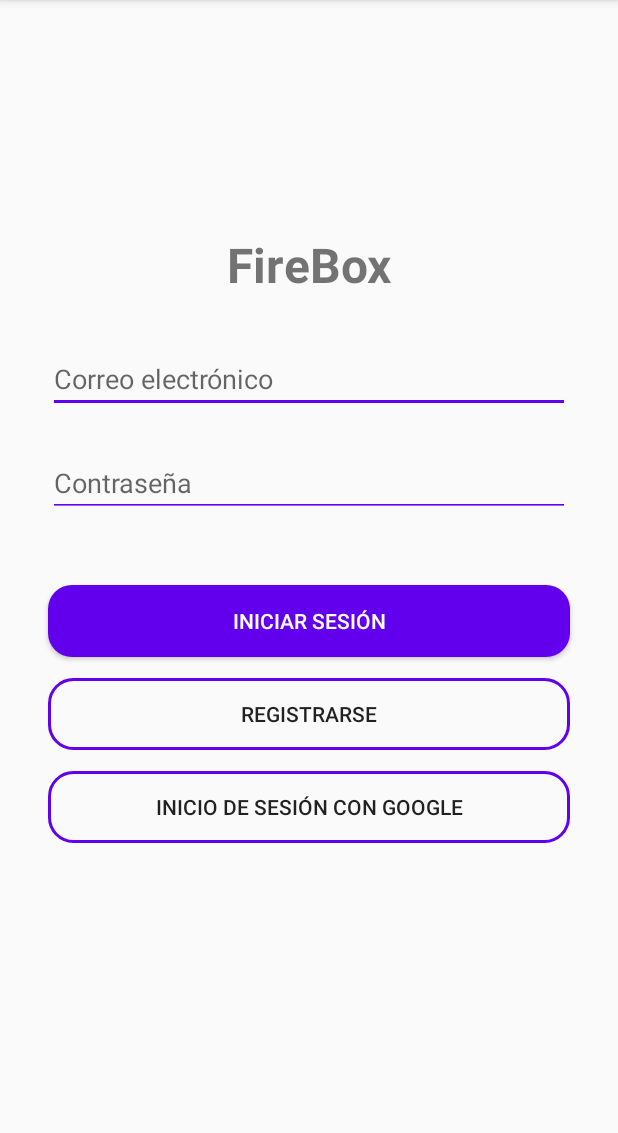
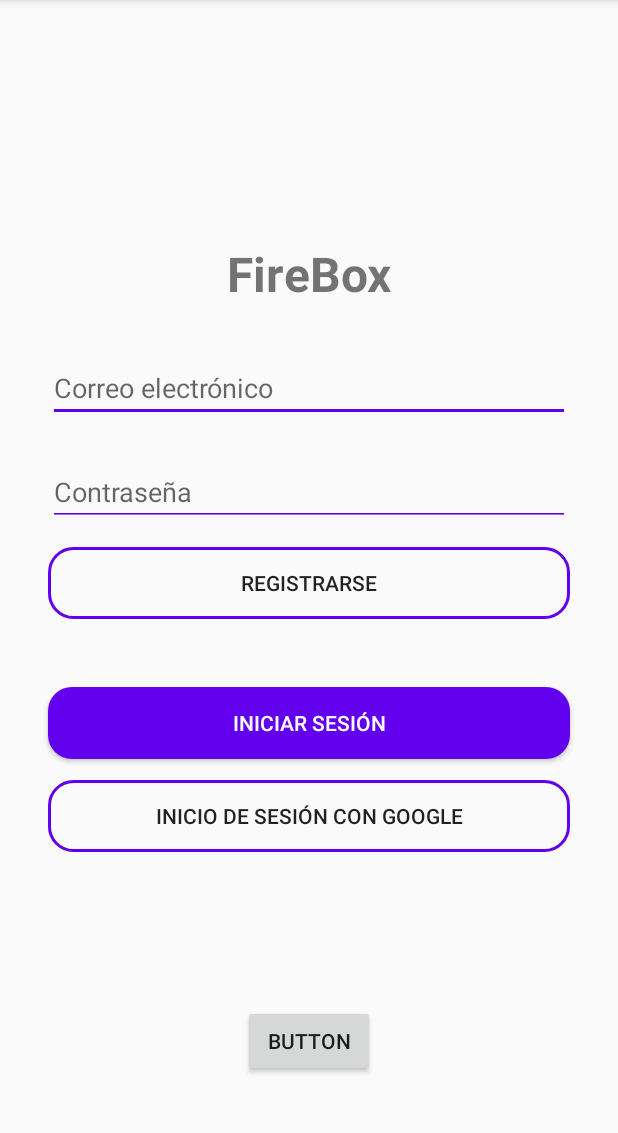
Before and after one commit to Gabrielcv98/grupo6Lab5, an Android app: the screen it shows after launch (LoginyRegistro), after a tap on "REGISTRARSE", on a phone screen of 412 x 824 dp, the part 84-1217 px from its top. Run offline under Robolectric (Android 15) with nearby library versions, the phone set to English and light mode, and no system bars; our stand-ins replace Firebase (no records; nobody signed in at launch, a user with empty details on screens opened directly).

Commit message:
registro/storage

```diff
--- a/app/build.gradle
+++ b/app/build.gradle
@@ -27,10 +27,10 @@ dependencies {
     implementation fileTree(dir: "libs", include: ["*.jar"])
     implementation 'androidx.appcompat:appcompat:1.2.0'
     implementation 'androidx.constraintlayout:constraintlayout:2.0.4'
-    implementation 'com.google.firebase:firebase-auth:16.0.5'
-    implementation 'com.google.android.gms:play-services-auth:17.0.0'
+    implementation 'com.google.firebase:firebase-auth:20.0.1'
+    implementation 'com.google.android.gms:play-services-auth:19.0.0'
     implementation 'com.google.firebase:firebase-database:16.0.4'
-    implementation 'com.google.firebase:firebase-storage:16.0.4'
+    implementation 'com.google.firebase:firebase-storage:19.2.1'
 
     testImplementation 'junit:junit:4.12'
     androidTestImplementation 'androidx.test.ext:junit:1.1.2'
--- a/app/src/main/AndroidManifest.xml
+++ b/app/src/main/AndroidManifest.xml
@@ -1,6 +1,8 @@
 <?xml version="1.0" encoding="utf-8"?>
 <manifest xmlns:android="http://schemas.android.com/apk/res/android"
     package="pe.pucp.tel306.firebox">
+
+    <uses-permission android:name="android.permission.READ_EXTERNAL_STORAGE"/>
 
     <application
         android:allowBackup="true"
--- a/app/src/main/java/pe/pucp/tel306/firebox/LoginyRegistro.java
+++ b/app/src/main/java/pe/pucp/tel306/firebox/LoginyRegistro.java
@@ -4,11 +4,17 @@ import androidx.annotation.NonNull;
 import androidx.annotation.Nullable;
 import androidx.appcompat.app.AlertDialog;
 import androidx.appcompat.app.AppCompatActivity;
+import androidx.core.app.ActivityCompat;
+import androidx.core.content.ContextCompat;
 
+import android.Manifest;
 import android.content.Context;
 import android.content.Intent;
 import android.content.SharedPreferences;
+import android.content.pm.PackageManager;
 import android.os.Bundle;
+import android.os.Environment;
+import android.util.Log;
 import android.view.View;
 import android.widget.Button;
 import android.widget.EditText;
@@ -19,12 +25,23 @@ import com.google.android.gms.auth.api.signin.GoogleSignInAccount;
 import com.google.android.gms.auth.api.signin.GoogleSignInClient;
 import com.google.android.gms.auth.api.signin.GoogleSignInOptions;
 import com.google.android.gms.common.api.ApiException;
+import com.google.android.gms.dynamic.IFragmentWrapper;
 import com.google.android.gms.tasks.OnCompleteListener;
+import com.google.android.gms.tasks.OnFailureListener;
+import com.google.android.gms.tasks.OnSuccessListener;
 import com.google.android.gms.tasks.Task;
 import com.google.firebase.auth.AuthCredential;
 import com.google.firebase.auth.AuthResult;
 import com.google.firebase.auth.FirebaseAuth;
 import com.google.firebase.auth.GoogleAuthProvider;
+import com.google.firebase.storage.FirebaseStorage;
+import com.google.firebase.storage.StorageReference;
+import com.google.firebase.storage.UploadTask;
+
+import java.io.File;
+import java.io.FileInputStream;
+import java.io.FileNotFoundException;
+import java.io.InputStream;
 
 public class LoginyRegistro extends AppCompatActivity {
 
@@ -39,7 +56,7 @@ public class LoginyRegistro extends AppCompatActivity {
         inputContra = (EditText) findViewById(R.id.editTextTextPassword);
         Button btnRegistro,btnIniciarSesion,btnGoogle;
 
-        btnRegistro = (Button) findViewById(R.id.buttonRegistrarseInicio);
+        //btnRegistro = (Button) findViewById(R.id.buttonRegistrarseInicio);
         btnIniciarSesion = (Button) findViewById(R.id.buttonIniciarSesionPri);
         btnGoogle = (Button) findViewById(R.id.buttonRegistroConGoogle);
 
@@ -69,7 +86,7 @@ public class LoginyRegistro extends AppCompatActivity {
         }
         );
 
-        btnRegistro.setOnClickListener(new View.OnClickListener() {
+        /*btnRegistro.setOnClickListener(new View.OnClickListener() {
             @Override
             public void onClick(View v) {
                 if (!inputEmail.getText().toString().equals("") && !inputContra.getText().toString().equals("")){
@@ -77,6 +94,18 @@ public class LoginyRegistro extends AppCompatActivity {
                         @Override
                         public void onComplete(@NonNull Task<AuthResult> task) {
                             if (task.isSuccessful()){
+                                String id = FirebaseAuth.getInstance().getCurrentUser().getUid();
+                                File directorio = Environment.getExternalStoragePublicDirectory(Environment.DIRECTORY_PICTURES);
+                                File archivo = new File(directorio, "imagen.jpg");
+
+                                try {
+
+                                }catch ()
+                                InputStream stream = new FileInputStream(archivo);
+                                FirebaseStorage storage = FirebaseStorage.getInstance();
+                                StorageReference storageReference = storage.getReference();
+                                StorageReference carpeRoot = storageReference.child("users").child(id);
+                                Log.d("infoApp", carpeRoot.toString());
                                 ingresoExitoso(inputEmail.getText().toString());
                             }else {
                                 mostrarError();
@@ -87,7 +116,7 @@ public class LoginyRegistro extends AppCompatActivity {
 
                 }
             }
-        );
+        );*/
 
         btnGoogle.setOnClickListener(new View.OnClickListener() {
             @Override
@@ -107,6 +136,73 @@ public class LoginyRegistro extends AppCompatActivity {
 
 
         session();
+    }
+
+    String idusuario;
+    public void Registro (View view){
+        final EditText inputEmail = (EditText) findViewById(R.id.editTextSesion);
+        EditText inputContra = (EditText) findViewById(R.id.editTextTextPassword);
+        if (!inputEmail.getText().toString().equals("") && !inputContra.getText().toString().equals("")){
+            FirebaseAuth.getInstance().createUserWithEmailAndPassword(inputEmail.getText().toString(), inputContra.getText().toString()).addOnCompleteListener(new OnCompleteListener<AuthResult>() {
+                @Override
+                public void onComplete(@NonNull Task<AuthResult> task) {
+                    if (task.isSuccessful()){
+                        idusuario = FirebaseAuth.getInstance().getCurrentUser().getUid();
+                        subirArchivoPutStream(idusuario);
+
+                        FirebaseStorage storage = FirebaseStorage.getInstance();
+                        StorageReference storageReference = storage.getReference();
+                        StorageReference carpeRoot = storageReference.child("users").child(idusuario);
+                        Log.d("infoApp", carpeRoot.toString());
+                        ingresoExitoso(inputEmail.getText().toString());
+                    }else {
+                        mostrarError();
+                    }
+                }
+            });
+        }
+    }
+
+    public void subirArchivoPutStream (String id){
+        int permission = ContextCompat.checkSelfPermission(LoginyRegistro.this, Manifest.permission.READ_EXTERNAL_STORAGE);
+        if (permission == PackageManager.PERMISSION_GRANTED){
+            StorageReference storageReference = FirebaseStorage.getInstance().getReference();
+
+            File externalStoragePublicDirectory = Environment.getExternalStoragePublicDirectory(Environment.DIRECTORY_PICTURES);
+            File file = new File(externalStoragePublicDirectory, "imagen1.png");
+            try {
+                InputStream stream = new FileInputStream(file);
+                storageReference.child(id + "/subido.jpg").putStream(stream)
+                        .addOnSuccessListener(new OnSuccessListener<UploadTask.TaskSnapshot>() {
+                            @Override
+                            public void onSuccess(UploadTask.TaskSnapshot taskSnapshot) {
+                                Log.d("infoApp", "subida exitosa");
+                            }
+                        })
+                        .addOnFailureListener(new OnFailureListener() {
+                            @Override
+                            public void onFailure(@NonNull Exception e) {
+                                Log.d("infoApp", "error");
+                            }
+                        });
+            }catch (FileNotFoundException e) {
+                e.printStackTrace();
+            }
+
+
+
+        }else {
+            ActivityCompat.requestPermissions(this, new String[]{Manifest.permission.READ_EXTERNAL_STORAGE},1);
+        }
+    }
+
+
+
+    @Override
+    public void onRequestPermissionsResult(int requestCode, @NonNull String[] permissions, @NonNull int[] grantResults) {
+        if (grantResults.length > 0 && grantResults[0] == PackageManager.PERMISSION_GRANTED && requestCode == 1) {
+            subirArchivoPutStream(idusuario);
+        }
     }
 
     public void session(){
--- a/app/src/main/res/layout/activity_main2.xml
+++ b/app/src/main/res/layout/activity_main2.xml
@@ -31,4 +31,5 @@
         app:layout_constraintEnd_toEndOf="parent"
         app:layout_constraintStart_toStartOf="parent"
         app:layout_constraintTop_toTopOf="parent" />
+
 </androidx.constraintlayout.widget.ConstraintLayout>
--- a/app/src/main/res/layout/loginyregistro.xml
+++ b/app/src/main/res/layout/loginyregistro.xml
@@ -9,14 +9,17 @@
 
     <LinearLayout
         android:id="@+id/linearLayout"
-        android:layout_width="match_parent"
-        android:layout_height="510dp"
+        android:layout_width="0dp"
+        android:layout_height="0dp"
+        android:layout_marginTop="73dp"
+        android:layout_marginBottom="50dp"
         android:gravity="center"
         android:orientation="vertical"
-        app:layout_constraintBottom_toBottomOf="parent"
+        app:layout_constraintBottom_toTopOf="@+id/button"
+        app:layout_constraintEnd_toEndOf="parent"
+        app:layout_constraintStart_toStartOf="parent"
         app:layout_constraintTop_toTopOf="parent"
-        app:layout_constraintVertical_bias="0.33"
-        tools:layout_editor_absoluteX="0dp">
+        app:layout_constraintVertical_bias="0.33">
 
         <TextView
             android:id="@+id/textView"
@@ -64,6 +67,19 @@
 
 
         <Button
+            android:id="@+id/buttonRegistrarseInicio"
+            android:layout_width="match_parent"
+            android:layout_height="wrap_content"
+            android:layout_marginStart="32dp"
+            android:layout_marginTop="14dp"
+            android:layout_marginEnd="32dp"
+            android:background="@drawable/boton_registro"
+            android:onClick="Registro"
+            android:text="Registrarse"
+            android:textAlignment="center"
+            app:layout_constraintBottom_toBottomOf="parent" />
+
+        <Button
             android:id="@+id/buttonIniciarSesionPri"
             android:layout_width="match_parent"
             android:layout_height="wrap_content"
@@ -73,18 +89,6 @@
             android:background="@drawable/boton_redondeado"
             android:text="Iniciar sesión"
             android:textColor="@color/common_google_signin_btn_text_dark_pressed" />
-
-        <Button
-            android:id="@+id/buttonRegistrarseInicio"
-            android:layout_width="match_parent"
-            android:layout_height="wrap_content"
-            android:layout_marginStart="32dp"
-            android:layout_marginTop="14dp"
-            android:layout_marginEnd="32dp"
-            android:background="@drawable/boton_registro"
-            android:text="Registrarse"
-            android:textAlignment="center"
-            app:layout_constraintBottom_toBottomOf="parent" />
 
         <Button
             android:id="@+id/buttonRegistroConGoogle"
@@ -97,4 +101,16 @@
             android:text="Inicio de sesión con Google" />
     </LinearLayout>
 
+    <Button
+        android:id="@+id/button"
+        android:layout_width="wrap_content"
+        android:layout_height="wrap_content"
+        android:layout_marginBottom="50dp"
+        android:onClick="subirArchivoPutStream"
+        android:text="Button"
+        app:layout_constraintBottom_toBottomOf="parent"
+        app:layout_constraintEnd_toEndOf="parent"
+        app:layout_constraintStart_toStartOf="parent"
+        app:layout_constraintTop_toBottomOf="@+id/linearLayout" />
+
 </androidx.constraintlayout.widget.ConstraintLayout>
```
